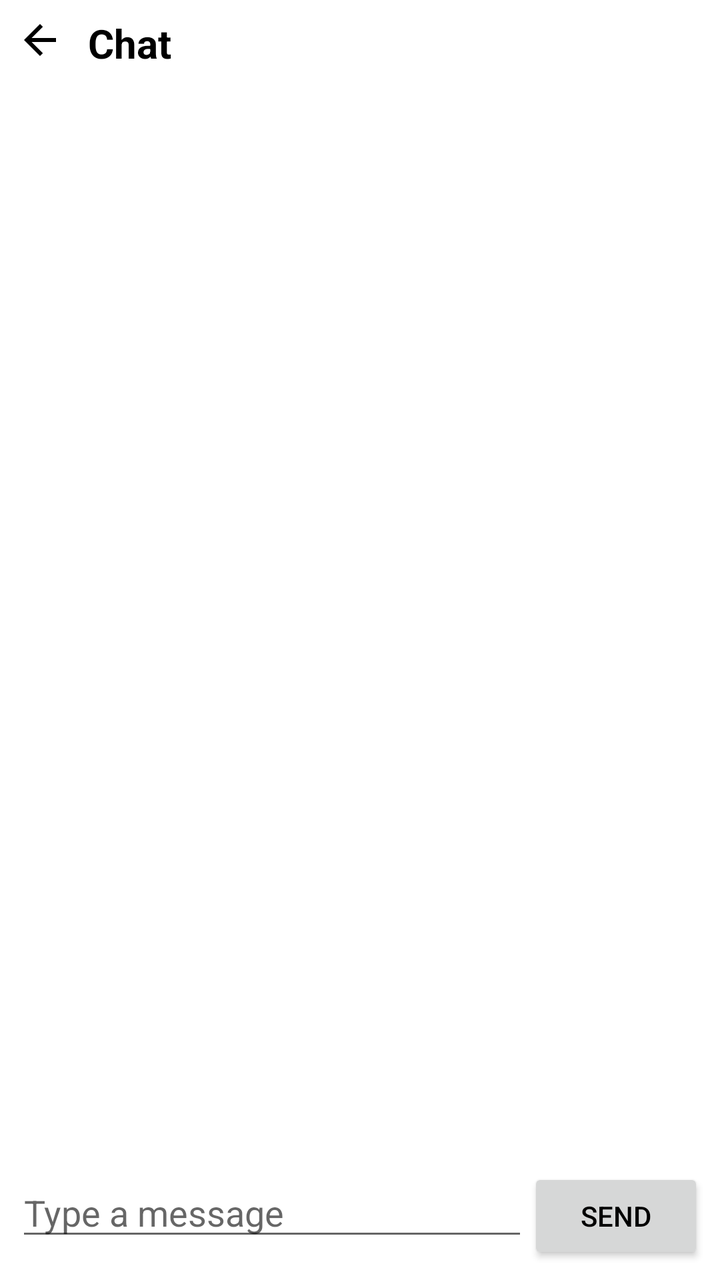
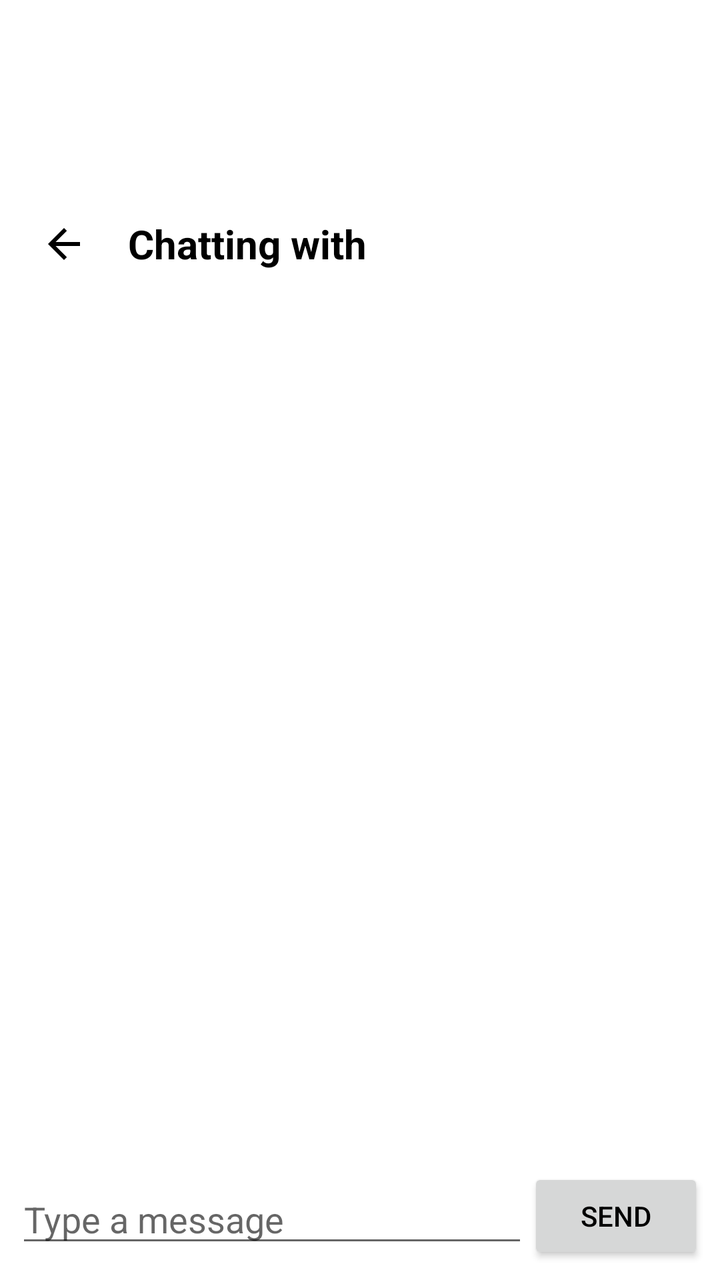

An Android layout rendered at two revisions. The XML below is the earlier revision; the diff shows what the commit changed to produce the second picture.
<!-- AndroidManifest.xml: application theme Theme.GamersRL_Meetup -->
<!-- res/layout/fragment_single_chat.xml -->
<?xml version="1.0" encoding="utf-8"?>
<LinearLayout xmlns:android="http://schemas.android.com/apk/res/android"
    android:layout_width="match_parent"
    android:layout_height="match_parent"
    android:orientation="vertical">

    
    <LinearLayout
        android:layout_width="match_parent"
        android:layout_height="wrap_content"
        android:orientation="horizontal"
        android:padding="8dp">

        <ImageButton
            android:id="@+id/back_button"
            android:layout_width="wrap_content"
            android:layout_height="wrap_content"
            android:background="@android:color/transparent"
            android:src="@drawable/ic_arrow_back"
            android:contentDescription="Back" />

        <TextView
            android:id="@+id/chat_title"
            android:layout_width="wrap_content"
            android:layout_height="wrap_content"
            android:layout_gravity="center_vertical"
            android:layout_marginStart="12dp"
            android:text="Chat"
            android:textSize="20sp"
            android:textStyle="bold" />

    </LinearLayout>

    
    <androidx.recyclerview.widget.RecyclerView
        android:id="@+id/chat_recycler_view"
        android:layout_width="match_parent"
        android:layout_height="0dp"
        android:layout_weight="1" />

    
    <LinearLayout
        android:layout_width="match_parent"
        android:layout_height="wrap_content"
        android:orientation="horizontal"
        android:padding="8dp">

        <EditText
            android:id="@+id/message_edittext"
            android:layout_width="0dp"
            android:layout_height="wrap_content"
            android:layout_weight="1"
            android:hint="Type a message" />

        <Button
            android:id="@+id/send_button"
            android:layout_width="wrap_content"
            android:layout_height="wrap_content"
            android:text="Send" />

    </LinearLayout>

</LinearLayout>
<!-- resources referenced by this layout -->
<resources>
  <!-- drawable ic_arrow_back (drawable) -->
  <vector xmlns:android="http://schemas.android.com/apk/res/android" android:autoMirrored="true" android:height="24dp" android:tint="#000000" android:viewportHeight="960" android:viewportWidth="960" android:width="24dp">
        
      <path android:fillColor="@android:color/white" android:pathData="M313,520L537,744L480,800L160,480L480,160L537,216L313,440L800,440L800,520L313,520Z"/>
      
  </vector>
  <style name="Theme.GamersRL_Meetup" parent="Theme.MaterialComponents.DayNight.DarkActionBar">
          
          <item name="colorPrimary">@color/colorPrimary</item>
          <item name="colorPrimaryVariant">@color/colorPrimaryDark</item>
          <item name="colorOnPrimary">@color/black</item>
          
          <item name="colorSecondary">@color/colorAccent</item>
          <item name="colorSecondaryVariant">@color/colorAccent</item>
          <item name="colorOnSecondary">@color/black</item>
          
          <item name="android:statusBarColor">?attr/colorPrimary</item>
          
          <item name="android:textColor">@color/black</item>
          <item name="android:drawableTint">@color/black</item>
          <item name="android:button">@color/colorPrimary</item>
      </style>
  <color name="colorPrimary">#e66100</color>
  <color name="colorPrimaryDark">#c64600</color>
  <color name="black">#FF000000</color>
  <color name="colorAccent">#FF018786</color>
</resources>

<!-- the commit's change to res/layout/fragment_single_chat.xml (unified diff, before → after) -->
@@ -1,5 +1,6 @@
 <?xml version="1.0" encoding="utf-8"?>
-<LinearLayout xmlns:android="http://schemas.android.com/apk/res/android"
+<LinearLayout
+    xmlns:android="http://schemas.android.com/apk/res/android"
     android:layout_width="match_parent"
     android:layout_height="match_parent"
     android:orientation="vertical">
@@ -9,23 +10,24 @@
         android:layout_width="match_parent"
         android:layout_height="wrap_content"
         android:orientation="horizontal"
+        android:gravity="center_vertical"
+        android:layout_marginTop="90dp"
         android:padding="8dp">
 
         <ImageButton
-            android:id="@+id/back_button"
-            android:layout_width="wrap_content"
-            android:layout_height="wrap_content"
+            android:id="@+id/chat_back_button"
+            android:layout_width="48dp"
+            android:layout_height="48dp"
             android:background="@android:color/transparent"
             android:src="@drawable/ic_arrow_back"
             android:contentDescription="Back" />
 
         <TextView
-            android:id="@+id/chat_title"
+            android:id="@+id/chat_with_name"
             android:layout_width="wrap_content"
             android:layout_height="wrap_content"
-            android:layout_gravity="center_vertical"
-            android:layout_marginStart="12dp"
-            android:text="Chat"
+            android:layout_marginStart="8dp"
+            android:text="Chatting with"
             android:textSize="20sp"
             android:textStyle="bold" />
 
@@ -43,6 +45,7 @@
         android:layout_width="match_parent"
         android:layout_height="wrap_content"
         android:orientation="horizontal"
+        android:gravity="center_vertical"
         android:padding="8dp">
 
         <EditText
